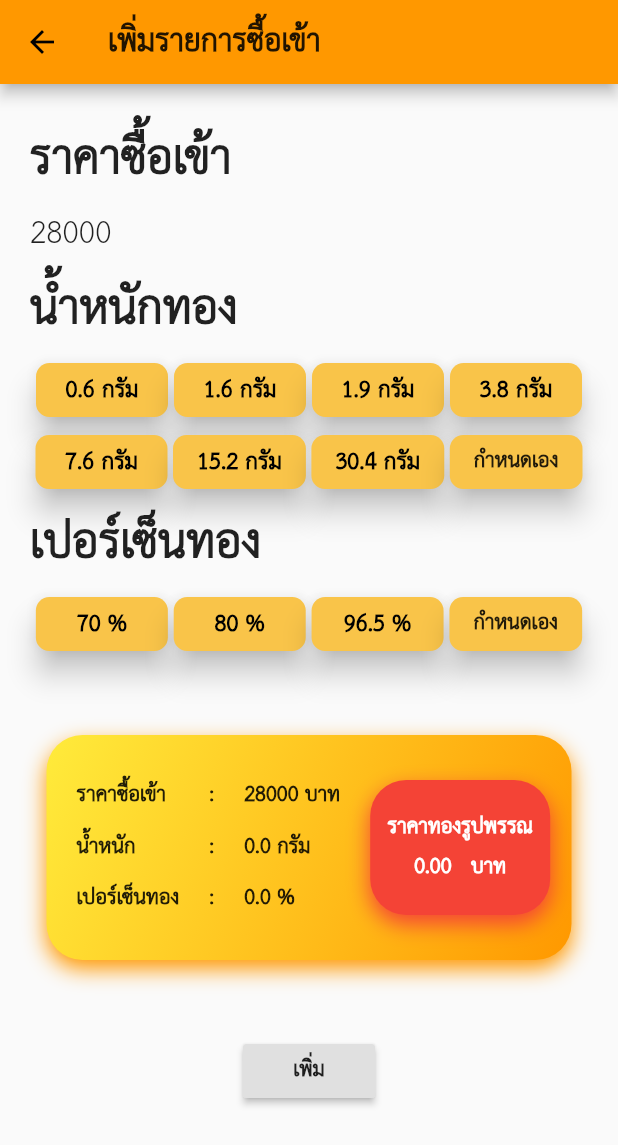
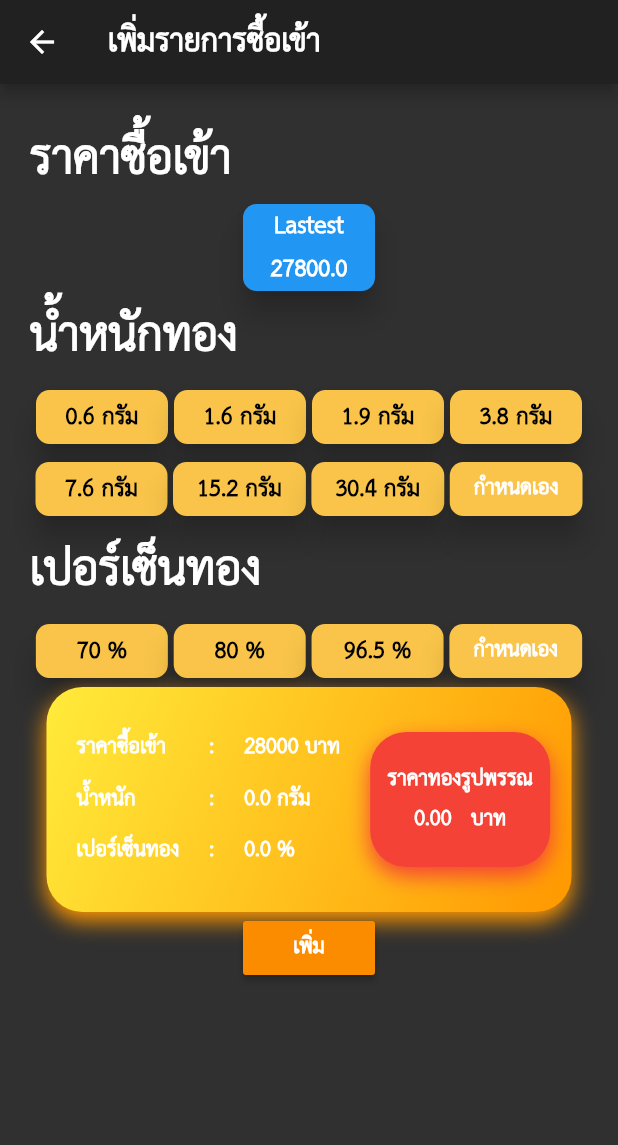
Before and after one commit to jkpctn/my_gold, a Flutter app: the screen it shows after launch, after a tap on "ซื้อเข้า", on a phone screen of 412 x 824 dp. Shown: the top 1145 px of the screen. Run offline on Flutter 3.47's test engine with Material 2 defaults, Android fonts, the phone set to English and light mode, and no system bars; our stand-ins replace numberpicker; missing offline and left inert: web_scraper.

```diff
--- a/lib/main.dart
+++ b/lib/main.dart
@@ -36,7 +36,7 @@ class MyApp extends StatelessWidget {
   Widget build(BuildContext context) {
     return MaterialApp(
       theme: ThemeData(
-          //brightness: Brightness.dark,
+          brightness: Brightness.dark,
           primarySwatch: Colors.orange,
           visualDensity: VisualDensity.adaptivePlatformDensity,
           fontFamily: 'THSarabunNew'),
--- a/lib/presentation/add_buy_order_screen.dart
+++ b/lib/presentation/add_buy_order_screen.dart
@@ -20,8 +20,6 @@ class _AddBuyOrderScreenState extends State<AddBuyOrderScreen> {
   double weight = 0.0;
   double goldPercentage = 0;
   double price = 0;
-  bool displayAlertWeight = false;
-  bool disolayAlertPercentage = false;
   @override
   void setState(fn) {
     // TODO: implement setState
@@ -30,6 +28,12 @@ class _AddBuyOrderScreenState extends State<AddBuyOrderScreen> {
   }
 
   void changeWeight(double tappedWeight) {
+    debugPrint('w $weight tap $tappedWeight');
+    weight = tappedWeight;
+    setState(() {});
+  }
+
+  void change(double tappedWeight) {
     debugPrint('w $weight tap $tappedWeight');
     weight = tappedWeight;
     setState(() {});
@@ -160,23 +164,16 @@ class _AddBuyOrderScreenState extends State<AddBuyOrderScreen> {
                 'ราคาซื้อเข้า',
                 style: header_textstyle,
               ),
+              Row(
+                mainAxisAlignment: MainAxisAlignment.spaceEvenly,
+                children: <Widget>[
+                  selectPrice('Lastest',27800,true),
+
+                ],
+              ),
               Text(
-                '28000',
-                style: TextStyle(fontSize: 30),
-              ),
-              Row(
-                children: [
-                  Text(
-                    'น้ำหนักทอง ',
-                    style: TextStyle(fontSize: 45, fontWeight: FontWeight.w800),
-                  ),
-                  if (displayAlertWeight)
-                    Text('*เลือกอันนี้ด้วย*',
-                        style: TextStyle(
-                            fontSize: 30,
-                            fontWeight: FontWeight.w800,
-                            color: Colors.red))
-                ],
+                'น้ำหนักทอง ',
+                style: TextStyle(fontSize: 45, fontWeight: FontWeight.w800),
               ),
               Row(
                 mainAxisAlignment: MainAxisAlignment.spaceEvenly,
@@ -234,18 +231,18 @@ class _AddBuyOrderScreenState extends State<AddBuyOrderScreen> {
                   )
                 ],
               ),
-              SizedBox(
-                height: 50,
-              ),
+              // SizedBox(
+              //   height: 50,
+              // ),
               Row(
                 mainAxisAlignment: MainAxisAlignment.center,
                 children: <Widget>[
                   orderCard(weight, goldPercentage, goldPrice, price),
                 ],
               ),
-              SizedBox(
-                height: 50,
-              ),
+              // SizedBox(
+              //   height: 50,
+              // ),
               Center(
                 child: RaisedButton(
                     child: Text(
@@ -257,6 +254,40 @@ class _AddBuyOrderScreenState extends State<AddBuyOrderScreen> {
             ],
           ),
         ),
+      ),
+    );
+  }
+
+  Container selectPrice(
+      String title, double price, bool isSelected) {
+    return Container(
+
+      //color: isSelectedWeight ? (Colors.blue) : null,
+      child: RaisedButton(
+        elevation: btnElevation,
+        shape: selectButtonShape,
+        // side: BorderSide(color: Colors.red)),
+        color: isSelected ? selectedBtn : unSelectedBtn,
+        child: Column(
+          children: <Widget>[
+
+            Text(
+              title,
+              style: TextStyle(
+                  fontSize: 22,
+                  fontWeight: FontWeight.w800,
+                  color: isSelected ? (Colors.white) : Colors.black),
+            ),
+            Text(
+              price.toString(),
+              style: TextStyle(
+                  fontSize: 22,
+                  fontWeight: FontWeight.w800,
+                  color: isSelected ? (Colors.white) : Colors.black),
+            ),
+          ],
+        ),
+        onPressed: () => null,//changeWeight(price),
       ),
     );
   }
--- a/lib/presentation/display_buy_order_screen.dart
+++ b/lib/presentation/display_buy_order_screen.dart
@@ -5,6 +5,8 @@ import '../config/routes.dart';
 
 const TextStyle detailText =
     TextStyle(fontSize: 25, fontWeight: FontWeight.w800, color: Colors.black87);
+    const TextStyle detailTextnoColor =
+    TextStyle(fontSize: 25, fontWeight: FontWeight.w800,);
 const TextStyle decorationText =
     TextStyle(fontSize: 25, fontWeight: FontWeight.w800, color: Colors.white);
 
@@ -63,7 +65,7 @@ class _DisplayBuyOrderScreenState extends State<DisplayBuyOrderScreen> {
         appBar: AppBar(
           title: Text(
             'ซื้อเข้า ${tmporders.length} รายการ',
-            style: detailText,
+            style: detailTextnoColor,
           ),
         ),
         floatingActionButtonLocation: FloatingActionButtonLocation.endTop,
--- a/lib/presentation/home_screen.dart
+++ b/lib/presentation/home_screen.dart
@@ -1,6 +1,7 @@
 import 'package:flutter/cupertino.dart';
 import 'package:flutter/material.dart';
 import 'package:my_gold/config/routes.dart';
+import 'package:my_gold/presentation/style.dart';
 import 'package:my_gold/resource/data.dart';
 import 'package:my_gold/presentation/gold_scraping.dart';
 class MyHomePage extends StatefulWidget {
@@ -165,7 +166,7 @@ class _MyHomePageState extends State<MyHomePage> {
                   onTap: () => {_navigateAndDisplayAddData(context)},
                   child: Container(
                     decoration: BoxDecoration(
-                        color: Colors.black87,
+                        color: Colors.white24,
                         borderRadius: BorderRadius.circular(20.0)),
                     child: Row(mainAxisAlignment: MainAxisAlignment.start,
                         //crossAxisAlignment: CrossAxisAlignment.start,
@@ -207,7 +208,7 @@ class _MyHomePageState extends State<MyHomePage> {
                 SizedBox(height: 20),
                 Container(
                   decoration: BoxDecoration(
-                      color: Colors.black87,
+                      color: Colors.white24,
                       borderRadius: BorderRadius.circular(20.0)),
                   child: Row(mainAxisAlignment: MainAxisAlignment.start,
                       //crossAxisAlignment: CrossAxisAlignment.start,
```
